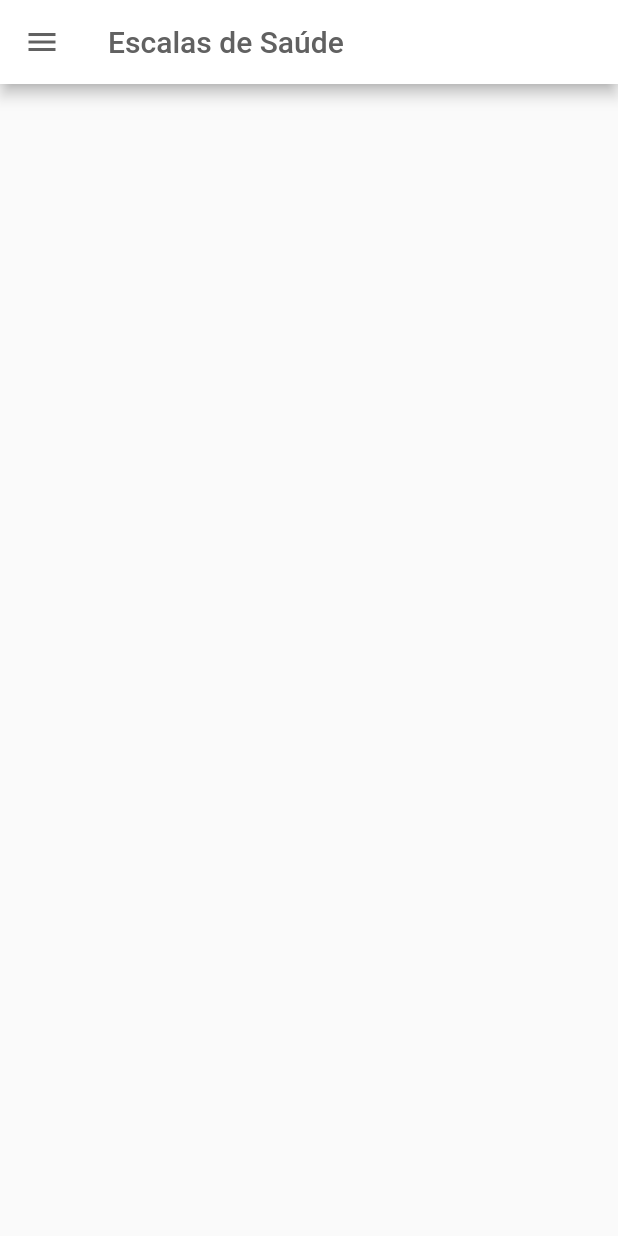
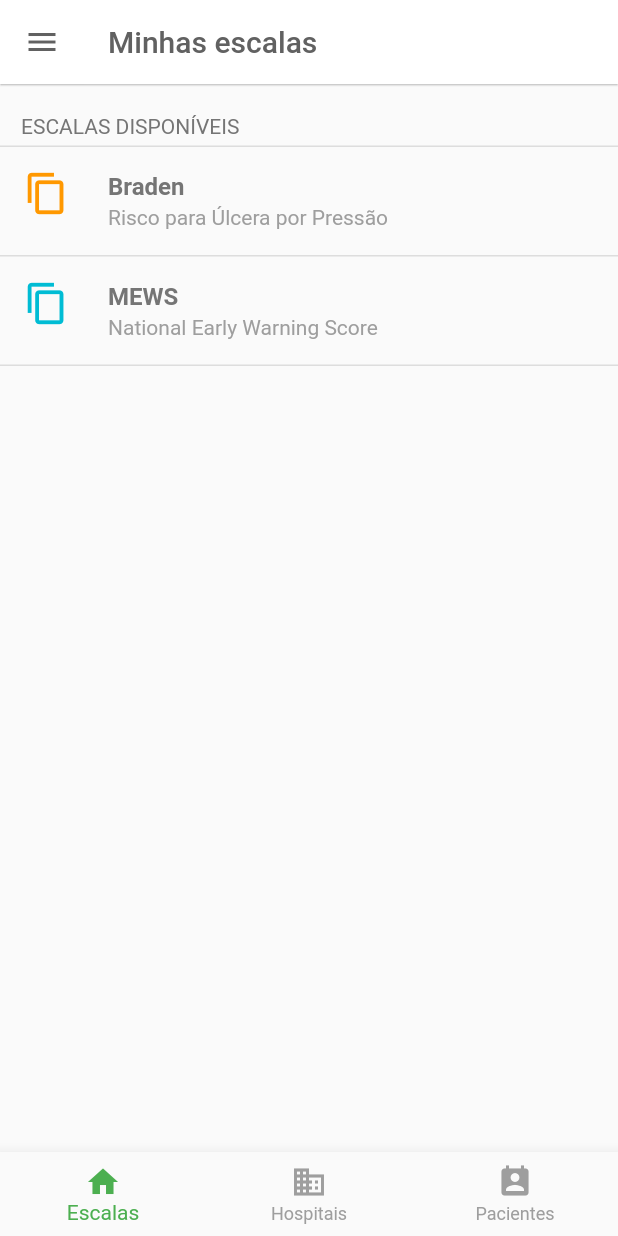
Before and after one commit to jhonatabf/escalas_saude, a Flutter app: the screen it shows after launch, on a phone screen of 412 x 824 dp. Run offline on Flutter 3.47's test engine with Material 2 defaults, Android fonts, the phone set to English and light mode, and no system bars.

Commit message:
primeiro commit

```diff
--- a/lib/main.dart
+++ b/lib/main.dart
@@ -1,107 +1,200 @@
 import 'package:flutter/material.dart';
+import 'package:flutter/services.dart';
 
-void main() => runApp(MyApp());
+String tituloApp = "Minhas escalas";
+String sloganApp = "Sua solução para verificar a condição do paciente";
+final titulosEscalas = ['Braden', 'MEWS'];
+final paginas = ['braden', 'mews'];
+final coresincone = [Colors.orange, Colors.cyan];
+final subtitulosEscalas = [
+  'Risco para Úlcera por Pressão',
+  'National Early Warning Score'
+];
+int _selectedIndex = 0;
+const TextStyle optionStyle = TextStyle(fontSize: 30, fontWeight: FontWeight.bold);
+const List<Widget> _widgetOptions = <Widget>[
+  Text(
+    'Index 0: Escalas',
+    style: optionStyle,
+  ),
+  Text(
+    'Index 1: Hospitais',
+    style: optionStyle,
+  ),
+  Text(
+    'Index 2: Pacientes',
+    style: optionStyle,
+  ),
+];
 
-class MyApp extends StatelessWidget {
-  // This widget is the root of your application.
-  @override
-  Widget build(BuildContext context) {
-    return MaterialApp(
-      title: 'Escalas de Saúde',
+void main() {
+  SystemChrome.setPreferredOrientations(
+      [DeviceOrientation.portraitUp, DeviceOrientation.portraitDown]);
+
+  runApp(MaterialApp(
+    title: tituloApp,
     debugShowCheckedModeBanner: false,
-      home: MyHomePage(title: 'Escalas de Saúde'),
-    );
-  }
+    home: Home(),
+  ));
 }
 
-class MyHomePage extends StatefulWidget {
-  MyHomePage({Key key, this.title}) : super(key: key);
-
-  // This widget is the home page of your application. It is stateful, meaning
-  // that it has a State object (defined below) that contains fields that affect
-  // how it looks.
-
-  // This class is the configuration for the state. It holds the values (in this
-  // case the title) provided by the parent (in this case the App widget) and
-  // used by the build method of the State. Fields in a Widget subclass are
-  // always marked "final".
-
-  final String title;
-
+class Home extends StatefulWidget {
   @override
-  _MyHomePageState createState() => _MyHomePageState();
+  _HomeState createState() => _HomeState();
 }
 
-class _MyHomePageState extends State<MyHomePage> {
-  int _counter = 0;
-
-  void _incrementCounter() {
+class _HomeState extends State<Home> {
+  void _onItemTapped(int index) {
     setState(() {
-      // This call to setState tells the Flutter framework that something has
-      // changed in this State, which causes it to rerun the build method below
-      // so that the display can reflect the updated values. If we changed
-      // _counter without calling setState(), then the build method would not be
-      // called again, and so nothing would appear to happen.
-      _counter++;
+      _selectedIndex = index;
     });
   }
 
   @override
   Widget build(BuildContext context) {
-    // This method is rerun every time setState is called, for instance as done
-    // by the _incrementCounter method above.
-    //
-    // The Flutter framework has been optimized to make rerunning build methods
-    // fast, so that you can just rebuild anything that needs updating rather
-    // than having to individually change instances of widgets.
     return Scaffold(
       appBar: AppBar(
         backgroundColor: Colors.white,
-        title: Text(widget.title, style: TextStyle(color: Colors.grey[700]),),
+        elevation: 0.5,
+        title: Text(
+          tituloApp,
+          style: TextStyle(color: Colors.grey[700]),
+        ),
         iconTheme: IconThemeData(
           color: Colors.grey[700],
         ),
       ),
-      body: Center(),drawer: Drawer(
+      body: base(),
+      drawer: Drawer(
         child: ListView(
           padding: EdgeInsets.zero,
           children: <Widget>[
             UserAccountsDrawerHeader(
-            accountName: Text("Jhonata Rebouças"),
-            accountEmail: Text("jhonatareboucas@gmail.com"),
+              accountName: Text(tituloApp),
+              accountEmail: Text(sloganApp),
               decoration: BoxDecoration(
                 color: Colors.green,
               ),
               currentAccountPicture: CircleAvatar(
                 backgroundColor: Colors.white,
                 child: Text(
-                "Jh",
+                  "Ms",
                   style: TextStyle(fontSize: 40.0, color: Colors.green),
                 ),
               ),
             ),
-          Divider(),
             ListTile(
-            title: Text('Sobre o desenvolvedor'),
+              leading: Icon(
+                Icons.info_outline,
+                color: Colors.green,
+                size: 40.0,
               ),
-          ListTile(
-            subtitle: Text.rich(
-              TextSpan(text: "oi", children: <TextSpan>[
-                TextSpan(text: "LinkedIn", style: TextStyle(color: Colors.green)),
-              ],),
+              title: Text("Sobre o Aplicativo",
+                  style: TextStyle(
+                      color: Colors.grey[600], fontWeight: FontWeight.bold)),
+              subtitle: Text(
+                "O que podemos ajudar?",
+                style: TextStyle(color: Colors.grey[500]),
               ),
             ),
             Divider(),
             ListTile(
-            title: Text('Sobre o aplicativos'),
+              leading: Icon(
+                Icons.developer_mode,
+                color: Colors.green,
+                size: 40.0,
               ),
-          ListTile(
-            subtitle: Text("sobreApp"),
+              title: Text("Sobre o Desenvolvedor",
+                  style: TextStyle(
+                      color: Colors.grey[600], fontWeight: FontWeight.bold)),
+              subtitle: Text(
+                "O que podemos fazer por você?",
+                style: TextStyle(color: Colors.grey[500]),
               ),
-          Divider(),
+            ),
           ],
         ),
       ),
+
+      bottomNavigationBar: BottomNavigationBar(
+        items: const <BottomNavigationBarItem>[
+          BottomNavigationBarItem(
+            icon: Icon(Icons.home),
+            title: Text('Escalas'),
+          ),
+          BottomNavigationBarItem(
+            icon: Icon(Icons.business),
+            title: Text('Hospitais'),
+          ),
+          BottomNavigationBarItem(
+            icon: Icon(Icons.perm_contact_calendar),
+            title: Text('Pacientes'),
+          ),
+        ],
+        currentIndex: _selectedIndex,
+        selectedItemColor: Colors.green,
+        unselectedItemColor: Colors.grey,
+        onTap: _onItemTapped,
+      ),
+    );
+  }
+
+  Widget base() {
+    return Column(
+      children: <Widget>[
+        Container(
+          alignment: Alignment.topLeft,
+          padding: const EdgeInsets.fromLTRB(14, 20, 12, 5),
+          child: Text(
+            "ESCALAS DISPONÍVEIS",
+            style: TextStyle(color: Colors.grey[600]),
+          ),
+          decoration: const BoxDecoration(
+            border: Border(
+              bottom: BorderSide(
+                width: 1.0,
+                color: Color(0xFFFFDDDDDD),
+              ),
+            ),
+          ),
+        ),
+        Expanded(
+          child: ListView.builder(
+            shrinkWrap: true,
+            itemCount: titulosEscalas.length,
+            itemBuilder: (context, index) {
+              int item = index;
+              return Container(
+                decoration: const BoxDecoration(
+                  border: Border(
+                    bottom: BorderSide(
+                      width: 1.0,
+                      color: Color(0xFFFFDDDDDD),
+                    ),
+                  ),
+                ),
+                child: ListTile(
+                  onTap: () {},
+                  leading: Icon(
+                    Icons.content_copy,
+                    color: coresincone[index],
+                    size: 30.0,
+                  ),
+                  title: Text(titulosEscalas[index].toString(),
+                      style: TextStyle(
+                          color: Colors.grey[600],
+                          fontWeight: FontWeight.bold)),
+                  subtitle: Text(
+                    subtitulosEscalas[index].toString(),
+                    style: TextStyle(color: Colors.grey[500]),
+                  ),
+                ),
+              );
+            },
+          ),
+        ),
+      ],
+
     );
   }
 }
```
Also changed, not shown: 10 other files. Lines whose indentation alone changed are shown as unchanged.
